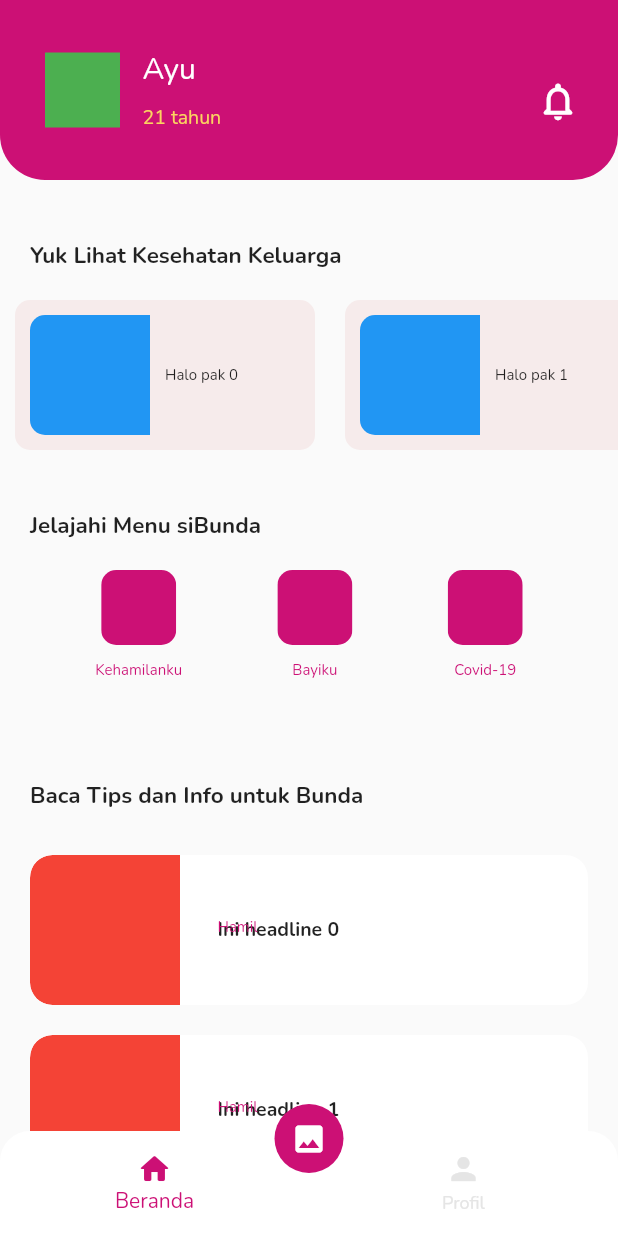
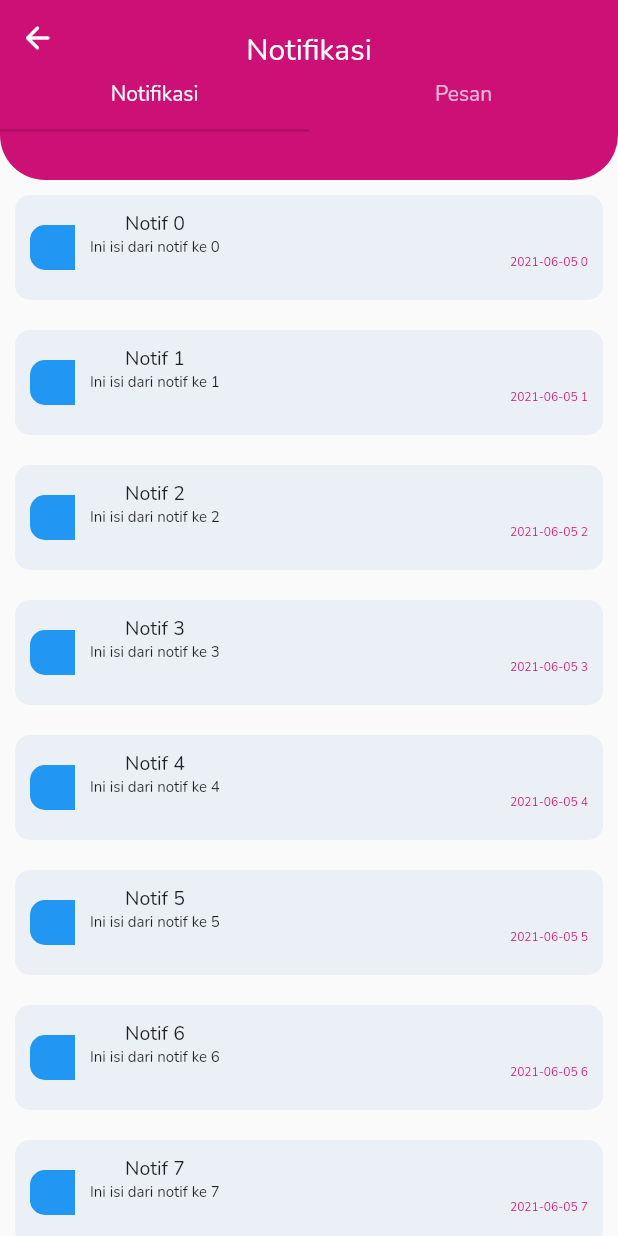
Before and after one commit to YogaCr/sibunda_app, a Flutter app: the screen it shows after launch, after a tap on the "notifications none" icon, on a phone screen of 412 x 824 dp. Run offline on Flutter 3.47's test engine with Material 2 defaults, Android fonts, the phone set to English and light mode, and no system bars; our stand-ins replace dio, email_validator, equatable, flutter_bloc, flutter_dotenv, flutter_svg and 1 more; missing offline and left inert: shared_preferences_web.

Commit message:
Add notif page

```diff
--- a/lib/config/routes.dart
+++ b/lib/config/routes.dart
@@ -12,6 +12,7 @@ import 'package:sibunda_app/ui/page/form_get_started/mother_data_page.dart';
 import 'package:sibunda_app/ui/page/form_get_started/mother_hpl_page.dart';
 import 'package:sibunda_app/ui/page/form_get_started/do_mother_have_pregnancy_page.dart';
 import 'package:sibunda_app/ui/page/home/home_page.dart';
+import 'package:sibunda_app/ui/page/home/notif_and_message_page.dart';
 
 class SibRoutes {
   SibRoutes._();
@@ -39,6 +40,17 @@ class SibRoutes {
     body: HomePage().inBlocProvider<LogoutFormBloc>((ctx) => LogoutFormBloc(RepoDi.getAuthRepo())),
     padding: EdgeInsets.all(20),
   ));
+  static final notifAndMessagePage = SibRoute("NotifAndMessagePage", HomePage, (ctx) => TopBarTabFrame(
+    title: "Notifikasi",
+    tabs: [
+      Tab(text: "Notifikasi",),
+      Tab(text: "Pesan",),
+    ],
+    tabViews: [
+      HomeNotifPage(),
+      HomeMessagePage(),
+    ],
+  ));
 
   static final motherDataPage = SibRoute("MotherDataPage", MotherDataPage, (ctx) => MainFrame(
     body: MotherDataPage().inBlocProvider<MotherFormBloc>((ctx) => MotherFormBloc(RepoDi.getFamilyRepo())),
--- a/lib/main.dart
+++ b/lib/main.dart
@@ -5,6 +5,7 @@ import 'package:flutter/material.dart';
 import 'package:common/config/manifest.dart';
 import 'package:common/ui/page/frames.dart';
 import 'package:sibunda_app/cob.dart';
+import 'package:sibunda_app/config/routes.dart';
 import 'package:sibunda_app/ui/page/form_get_started/do_mother_have_pregnancy_page.dart';
 import 'package:sibunda_app/ui/page/form_get_started/mother_hpl_page.dart';
 import 'package:sibunda_app/ui/page/home/home_page.dart';
@@ -40,7 +41,7 @@ class MyApp extends StatelessWidget {
           color: Colors.green,
         ),
         actionBtn: Icon(Icons.notifications_none_rounded, size: 30, color: Colors.white,),
-        onActionBtnClick: () => print("halo bro"), //showSnackBar(context, "Notifikasi"),
+        onActionBtnClick: (c) => SibRoutes.notifAndMessagePage.goToPage(c), //showSnackBar(c, "Notifikasi"),
 // */
         body: HomePage(), //DoMotherHavePregnancyPage(), //SplashPage(), //MotherHplPage(),//CobPage(), //,
 /*
--- /dev/null
+++ b/lib/ui/page/home/notif_and_message_page.dart
@@ -0,0 +1,42 @@
+
+import 'package:common/ui/widget/_intermediate_widget.dart';
+import 'package:flutter/cupertino.dart';
+import 'package:flutter/material.dart';
+
+class HomeNotifPage extends StatelessWidget {
+
+  @override
+  Widget build(BuildContext context) {
+    return ListView.builder(
+      itemCount: 10,
+      itemBuilder: (ctx, i) => Container(
+        margin: EdgeInsets.all(10),
+        child: ItemNotif(
+          title: "Notif $i",
+          content: "Ini isi dari notif ke $i",
+          image: Container(color: Colors.blue,),
+          timestamp: "2021-06-05 $i",
+        ),
+      ),
+    );
+  }
+}
+
+class HomeMessagePage extends StatelessWidget {
+
+  @override
+  Widget build(BuildContext context) {
+    return ListView.builder(
+      itemCount: 10,
+      itemBuilder: (ctx, i) => Container(
+        margin: EdgeInsets.all(10),
+        child: ItemMessage(
+          title: "Ini Judul dari Pesan ke $i",
+          content: "Ini isi dari pesan ke $i",
+          image: Container(color: Colors.blue,),
+          timestamp: "2021-06-05 $i",
+        ),
+      ),
+    );
+  }
+}
--- a/modules/common/lib/res/theme/colors.dart
+++ b/modules/common/lib/res/theme/colors.dart
@@ -34,6 +34,7 @@ const red_warning = Color(0xFFF6EBEB);
 const green_calm = Color(0xFF3E9D9D);
 const green_safe = Color(0xFFD0F1BB);
 const yellow = Color(0xFFFBD460);
+const grey_calm = Color(0xFFEBEFF6);
 
 final colorPrimary = pink_300;
 final colorPrimaryVariant = pink_500;
--- a/modules/common/lib/ui/page/frames.dart
+++ b/modules/common/lib/ui/page/frames.dart
@@ -112,7 +112,7 @@ class TopBarProfileFrame extends StatelessWidget {
   final Widget image;
   final Widget? actionBtn;
   final EdgeInsets? padding;
-  final void Function()? onActionBtnClick;
+  final void Function(BuildContext)? onActionBtnClick;
 
   TopBarProfileFrame({ //TODO 5 Juni 2021: Image akan sulit didapat jika dijadikan 1 sama Scaffold.
     required this.name,
@@ -138,8 +138,49 @@ class TopBarProfileFrame extends StatelessWidget {
             actionBtn: actionBtn,
             onActionBtnClick: onActionBtnClick,
           ),
-          body,
+          Expanded(child: body,),
         ],
+      ),
+    );
+  }
+}
+
+class TopBarTabFrame extends StatelessWidget {
+  final String title;
+  final EdgeInsets? padding;
+  final List<Tab> tabs;
+  final List<Widget> tabViews;
+
+  TopBarTabFrame({ //TODO 5 Juni 2021: Image akan sulit didapat jika dijadikan 1 sama Scaffold.
+    required this.title,
+    required this.tabs,
+    required this.tabViews,
+    this.padding,
+  });
+
+  @override
+  Widget build(BuildContext context) {
+    return Frame(
+      padding: padding,
+      body: DefaultTabController(
+        length: tabs.length,
+        child: Column(
+          mainAxisSize: MainAxisSize.max,
+          children: [
+            RoundedTopNavBarTitleAndBack(
+              title: title,
+              bottomChild: TabBar(
+                tabs: tabs,
+              ),
+            ),
+            //body,
+            Expanded(
+              child: TabBarView(
+                children: tabViews,
+              ),
+            ),
+          ],
+        ),
       ),
     );
   }
--- a/modules/common/lib/ui/widget/custom_top_nav_bar.dart
+++ b/modules/common/lib/ui/widget/custom_top_nav_bar.dart
@@ -70,11 +70,13 @@ class RoundedTopNavBarTitleAndBack extends StatelessWidget {
             ),
           ),
         ),
-        Align(
-          alignment: Alignment.topCenter,
-          child: Container(
-            margin: EdgeInsets.only(top: 40,),
-            child: bottomChild,
+        Expanded(
+          child: Align(
+            alignment: Alignment.topCenter,
+            child: Container(
+              margin: EdgeInsets.only(top: 40,),
+              child: bottomChild,
+            ),
           ),
         ),
       ],
@@ -88,7 +90,7 @@ class RoundedTopNavBarProfile extends StatelessWidget {
   final String name;
   final String? desc;
   final Widget? actionBtn;
-  final void Function()? onActionBtnClick;
+  final void Function(BuildContext)? onActionBtnClick;
 
   RoundedTopNavBarProfile({
     required this.image,
@@ -117,7 +119,7 @@ class RoundedTopNavBarProfile extends StatelessWidget {
     final actionBtnChild = (actionBtn != null)
       ? InkWell(
         child: actionBtn,
-        onTap: onActionBtnClick,
+        onTap: () => onActionBtnClick?.call(context),
       ) : null;
 
     return RoundedTopNavBarBg(
--- a/modules/common/lib/ui/widget/items_home.dart
+++ b/modules/common/lib/ui/widget/items_home.dart
@@ -122,7 +122,7 @@ class ItemNotif extends StatelessWidget {
     required this.title,
     required this.content,
     required this.timestamp,
-    this.bgColor = green_safe,
+    this.bgColor = grey_calm,
   });
 
 
@@ -239,11 +239,17 @@ class ItemMessage extends StatelessWidget {
 
     return ClipRRect(
       borderRadius: BorderRadius.all(Radius.circular(_cornerRadius)),
-      child: Column(
-        children: [
-          imgChild,
-          txtChild,
-        ],
+      child: Container(
+        color: grey_calm,
+        child: SizedBox(
+          height: 300,
+          child: Column(
+            children: [
+              imgChild,
+              txtChild,
+            ],
+          ),
+        ),
       ),
     );
   }
```
